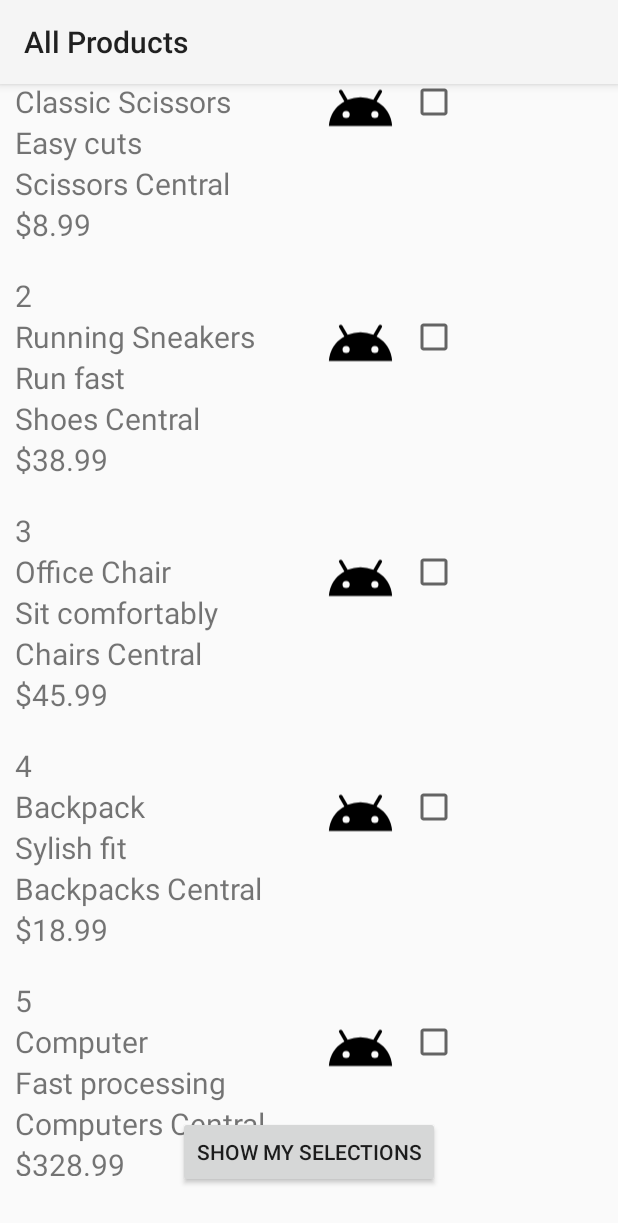
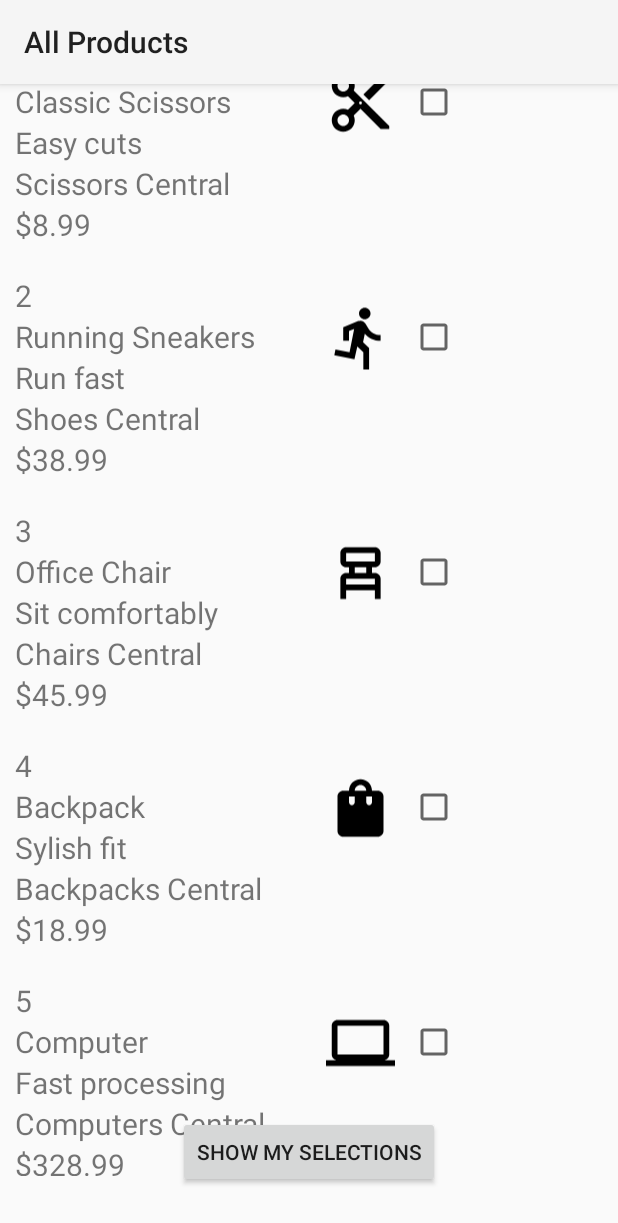
Before and after one commit to Thenthprime/ProductInterestList, an Android app built with Jetpack Compose: the screen it shows after launch (MainActivity), on a phone screen of 412 x 824 dp. Shown: the top 1223 px of the screen. Run offline under Robolectric (Android 15) with nearby library versions, the phone set to English and light mode, and no system bars.

Commit message:
working prodcut images

```diff
--- a/app/src/main/java/edu/psu/swen888/productinterestlist/DataBaseHelper.java
+++ b/app/src/main/java/edu/psu/swen888/productinterestlist/DataBaseHelper.java
@@ -15,6 +15,7 @@ public class DataBaseHelper extends SQLiteOpenHelper {
     public static final String COLUMN_SELLER = "SELLER";
     public static final String COLUMN_PRICE = "PRICE";
     public static final String COLUMN_ID = "ID";
+    public static final String COLUMN_IMAGE = "IMAGE";
 
     public DataBaseHelper(@Nullable Context context) {
         super(context, "product db", null, 1);
@@ -22,7 +23,7 @@ public class DataBaseHelper extends SQLiteOpenHelper {
 
     @Override
     public void onCreate(SQLiteDatabase db) {
-        String createTableStatement = "CREATE TABLE " + PRODUCT_TABLE + " (" + COLUMN_ID + " INTEGER PRIMARY KEY AUTOINCREMENT, " + COLUMN_PRODUCT_NAME + " TEXT, " + COLUMN_PRODUCT_DESCRIPTION + " TEXT, " + COLUMN_SELLER + " TEXT," + COLUMN_PRICE + " TEXT)";
+        String createTableStatement = "CREATE TABLE " + PRODUCT_TABLE + " (" + COLUMN_ID + " INTEGER PRIMARY KEY AUTOINCREMENT, " + COLUMN_PRODUCT_NAME + " TEXT, " + COLUMN_PRODUCT_DESCRIPTION + " TEXT, " + COLUMN_SELLER + " TEXT," + COLUMN_PRICE + " TEXT, " + COLUMN_IMAGE + " INTEGER)";
         db.execSQL(createTableStatement);
     }
 
@@ -31,7 +32,7 @@ public class DataBaseHelper extends SQLiteOpenHelper {
 
     }
 
-    //method reequried to add some initial data to the empty database
+    //method to add data to the database
     public boolean addOne(ProductModel productModel) {
         SQLiteDatabase db = this.getWritableDatabase();
         ContentValues cv = new ContentValues();
@@ -39,6 +40,7 @@ public class DataBaseHelper extends SQLiteOpenHelper {
         cv.put(COLUMN_PRODUCT_DESCRIPTION, productModel.getDescription());
         cv.put(COLUMN_SELLER, productModel.getSeller());
         cv.put(COLUMN_PRICE, productModel.getPrice());
+        cv.put(COLUMN_IMAGE, productModel.getImage());
 
         long insert = db.insert(PRODUCT_TABLE, null, cv);
         if (insert == -1) {
@@ -66,8 +68,9 @@ public class DataBaseHelper extends SQLiteOpenHelper {
                 String productDescription = cursor.getString(2);
                 String productSeller = cursor.getString(3);
                 String productPrice = cursor.getString(4);
+                int productImage = cursor.getInt(5);
 
-                ProductModel newProduct = new ProductModel(productID, productName, productDescription, productSeller, productPrice, 0);
+                ProductModel newProduct = new ProductModel(productID, productName, productDescription, productSeller, productPrice, productImage);
                 returnList.add(newProduct);
             }
             while (cursor.moveToNext());
--- a/app/src/main/java/edu/psu/swen888/productinterestlist/MainActivity.java
+++ b/app/src/main/java/edu/psu/swen888/productinterestlist/MainActivity.java
@@ -44,20 +44,24 @@ public class MainActivity extends AppCompatActivity {
     }
 
     private void fetchAllProducts() {
+
+        DataBaseHelper dataBaseHelper = new DataBaseHelper(MainActivity.this);
         //populate allProducts with products in the SQLite database
 
-        //hardcode prepopulated database
-        ProductModel product1 = new ProductModel(1, "Classic Scissors", "Easy cuts", "Scissors Central", "$8.99",1);
-        ProductModel product2 = new ProductModel(2, "Running Sneakers", "Run fast", "Shoes Central", "$38.99", 2);
-        ProductModel product3 = new ProductModel(3, "Office Chair", "Sit comfortably", "Chairs Central", "$45.99", 3);
-        ProductModel product4 = new ProductModel(4, "Backpack", "Sylish fit", "Backpacks Central", "$18.99", 4);
-        ProductModel product5 = new ProductModel(5, "Computer", "Fast processing", "Computers Central", "$328.99", 5);
-        DataBaseHelper dataBaseHelper = new DataBaseHelper(MainActivity.this);
+        //hardcode prepopulated database only needs to be done once
+
+        ProductModel product1 = new ProductModel(1, "Classic Scissors", "Easy cuts", "Scissors Central", "$8.99", R.drawable.pid1);
+        ProductModel product2 = new ProductModel(2, "Running Sneakers", "Run fast", "Shoes Central", "$38.99", R.drawable.pid2);
+        ProductModel product3 = new ProductModel(3, "Office Chair", "Sit comfortably", "Chairs Central", "$45.99", R.drawable.pid3);
+        ProductModel product4 = new ProductModel(4, "Backpack", "Sylish fit", "Backpacks Central", "$18.99", R.drawable.pid4);
+        ProductModel product5 = new ProductModel(5, "Computer", "Fast processing", "Computers Central", "$328.99", R.drawable.pid5);
         dataBaseHelper.addOne(product1);
         dataBaseHelper.addOne(product2);
         dataBaseHelper.addOne(product3);
         dataBaseHelper.addOne(product4);
         dataBaseHelper.addOne(product5);
+
+
 
         //get any additional products from the SQLite database
         allProducts = dataBaseHelper.getAllProducts();
--- a/app/src/main/java/edu/psu/swen888/productinterestlist/ProductModel.java
+++ b/app/src/main/java/edu/psu/swen888/productinterestlist/ProductModel.java
@@ -1,4 +1,6 @@
 package edu.psu.swen888.productinterestlist;
+
+import android.media.Image;
 
 import java.io.Serializable;
 
--- a/app/src/main/java/edu/psu/swen888/productinterestlist/RecyclerAdapter.java
+++ b/app/src/main/java/edu/psu/swen888/productinterestlist/RecyclerAdapter.java
@@ -56,7 +56,7 @@ public class RecyclerAdapter extends RecyclerView.Adapter<RecyclerAdapter.MyView
         holder.productDescription.setText(productsList.get(position).getDescription());
         holder.productSeller.setText(productsList.get(position).getSeller());
         holder.productPrice.setText(productsList.get(position).getPrice());
-        //holder.productImage.setImageResource(productsList.get(position).getImage());
+        holder.productImage.setImageResource(productsList.get(position).getImage());
         holder.checkBox.setOnCheckedChangeListener(new CompoundButton.OnCheckedChangeListener() {
             @Override
             public void onCheckedChanged(CompoundButton buttonView, boolean isChecked) {
```
